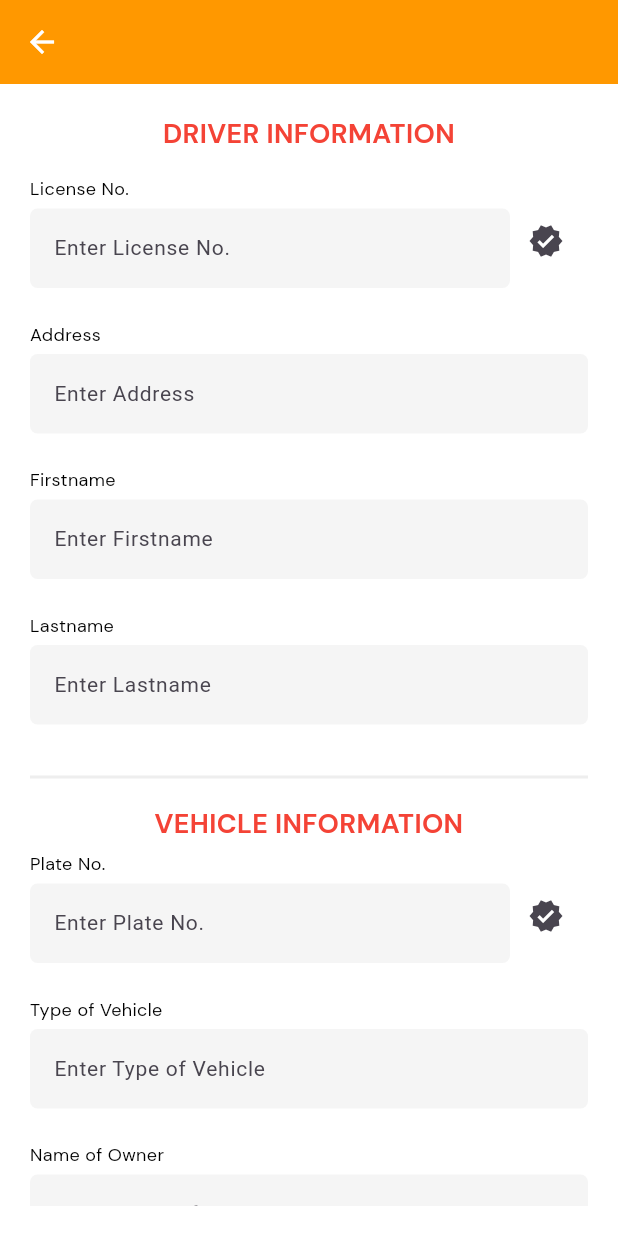
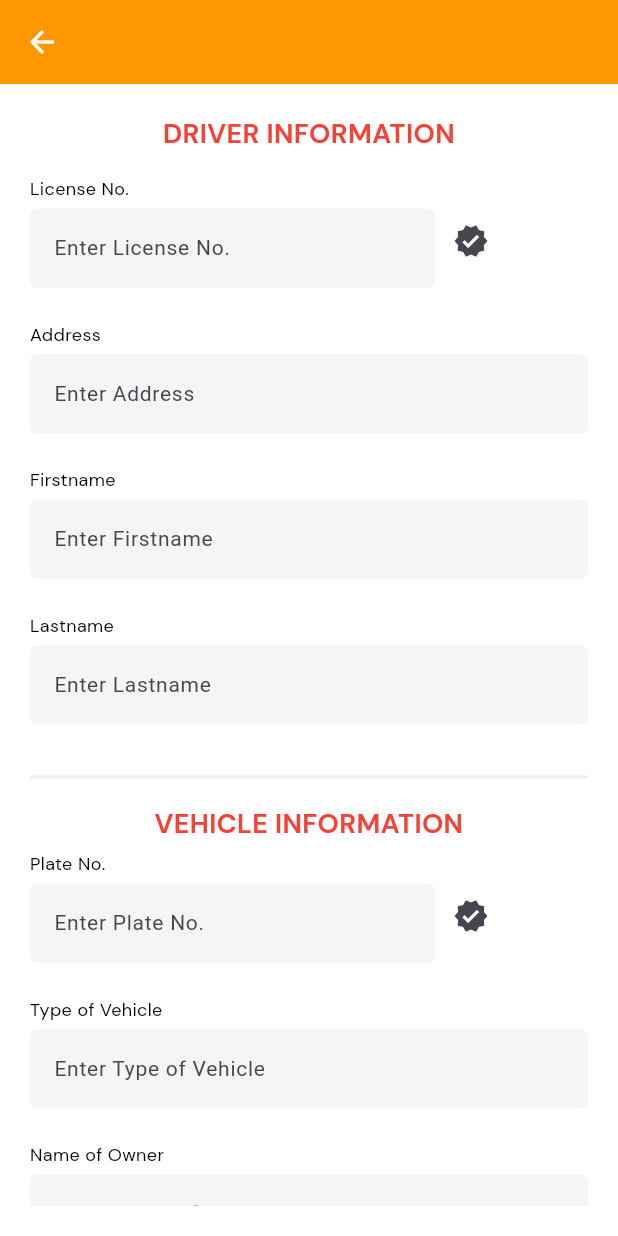
Before and after one commit to lansoyyy/ntt_enforcerapp, a Flutter app: the AddTicketScreen screen opened directly, on a phone screen of 412 x 824 dp. Run offline on Flutter 3.47's test engine with Material 3 defaults, Android fonts, the phone set to English and light mode, and no system bars; our stand-ins replace fluttertoast; Roboto replaces fonts that are missing (QRegular).

Commit message:
fixed overflows

```diff
--- a/lib/main.dart
+++ b/lib/main.dart
@@ -13,7 +13,7 @@ class MyApp extends StatelessWidget {
   @override
   Widget build(BuildContext context) {
     return const MaterialApp(
-      home: HomeScreen(),
+      home: LoginScreen(),
     );
   }
 }
--- a/lib/screens/add_ticket_screen.dart
+++ b/lib/screens/add_ticket_screen.dart
@@ -91,7 +91,7 @@ class _AddTicketScreenState extends State<AddTicketScreen> {
                 Row(
                   children: [
                     SizedBox(
-                      width: 320,
+                      width: 270,
                       child: TextFieldWidget(
                         width: double.infinity,
                         controller: license,
@@ -145,7 +145,7 @@ class _AddTicketScreenState extends State<AddTicketScreen> {
                 Row(
                   children: [
                     SizedBox(
-                      width: 320,
+                      width: 270,
                       child: TextFieldWidget(
                         width: double.infinity,
                         controller: plateno,
```
